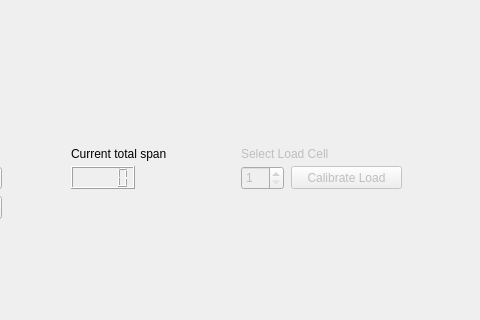
Old version of the form HSM_Full/spancalibration.ui in the repository jmeriles/RpiHSM; both pictures show x 429 to 909 and y 234 to 554 of the 909 by 554 pixel window.
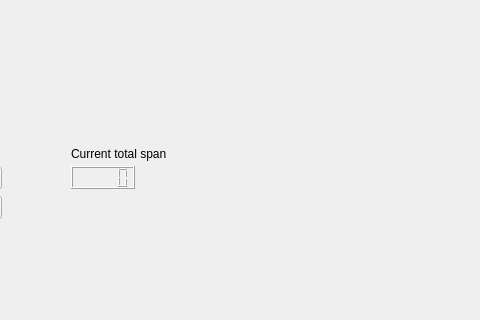
New version of the form. Custom widgets are drawn as their Qt base class.

```diff
--- a/HSM_Full/spancalibration.ui
+++ b/HSM_Full/spancalibration.ui
@@ -111,54 +111,6 @@
     <string>Current total span</string>
    </property>
   </widget>
-  <widget class="QSpinBox" name="selectLoadCell">
-   <property name="enabled">
-    <bool>false</bool>
-   </property>
-   <property name="geometry">
-    <rect>
-     <x>670</x>
-     <y>400</y>
-     <width>43</width>
-     <height>24</height>
-    </rect>
-   </property>
-   <property name="minimum">
-    <number>1</number>
-   </property>
-  </widget>
-  <widget class="QPushButton" name="calibrateLoadCell">
-   <property name="enabled">
-    <bool>false</bool>
-   </property>
-   <property name="geometry">
-    <rect>
-     <x>720</x>
-     <y>400</y>
-     <width>111</width>
-     <height>23</height>
-    </rect>
-   </property>
-   <property name="text">
-    <string>Calibrate Load</string>
-   </property>
-  </widget>
-  <widget class="QLabel" name="label_3">
-   <property name="enabled">
-    <bool>false</bool>
-   </property>
-   <property name="geometry">
-    <rect>
-     <x>670</x>
-     <y>380</y>
-     <width>161</width>
-     <height>16</height>
-    </rect>
-   </property>
-   <property name="text">
-    <string>Select Load Cell</string>
-   </property>
-  </widget>
   <widget class="QSpinBox" name="ControllerSelect">
    <property name="geometry">
     <rect>
```
